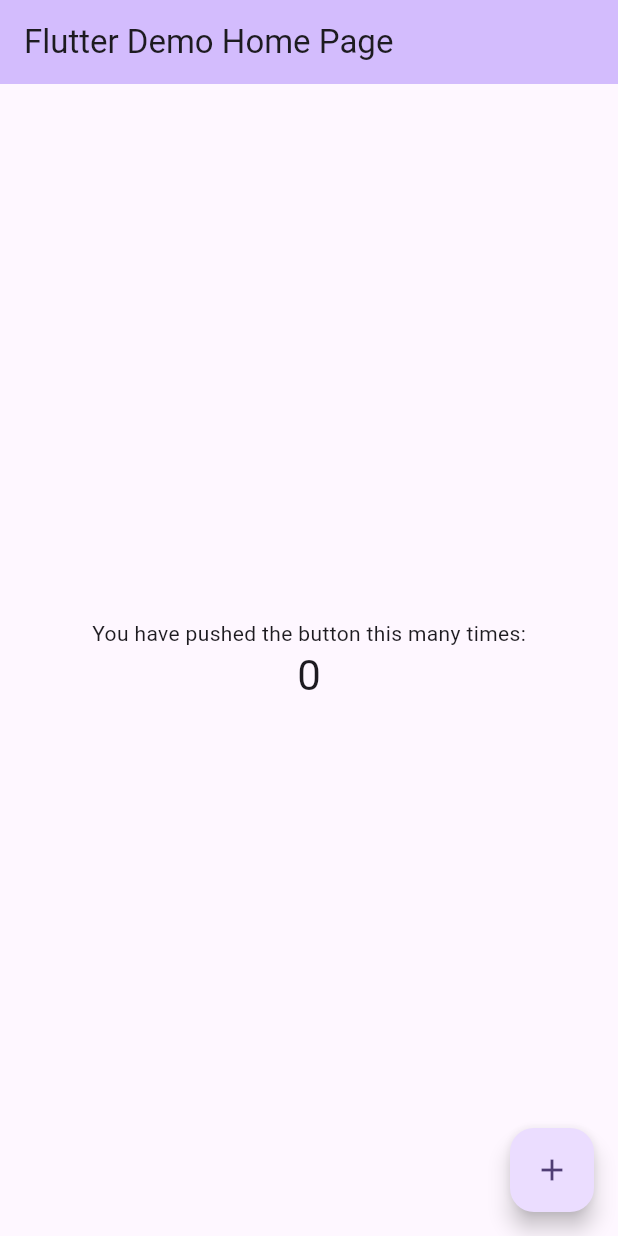
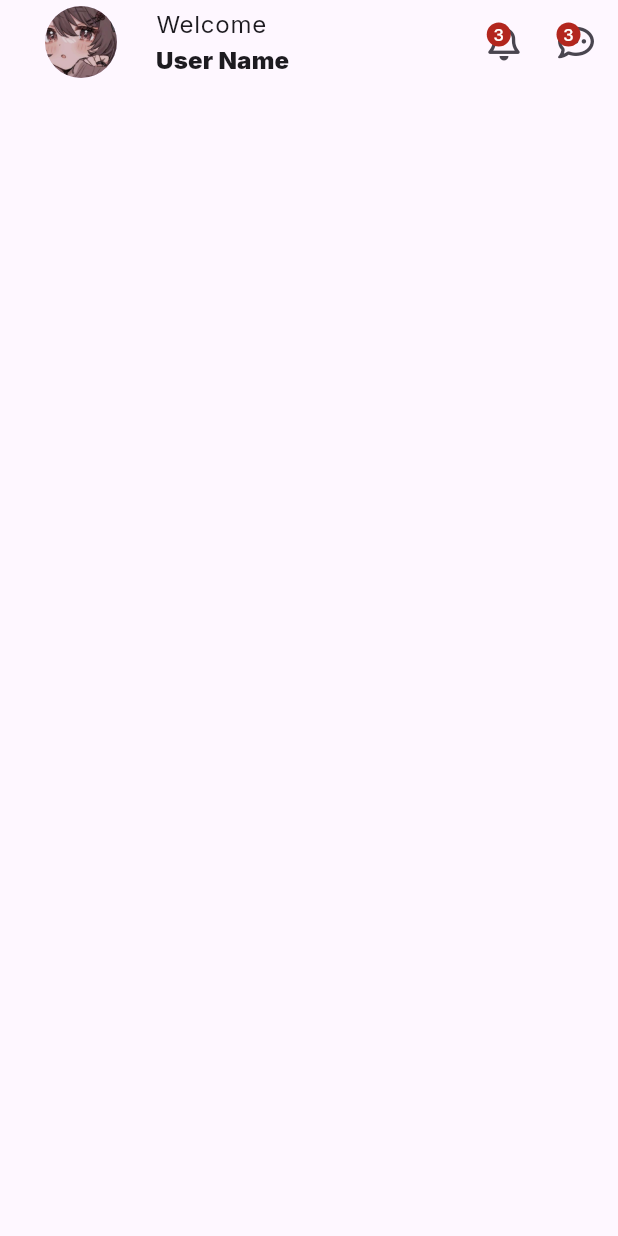
Before and after one commit to IbnuTopanAdib/fruit-shop, a Flutter app: the screen it shows after launch, on a phone screen of 412 x 824 dp. Run offline on Flutter 3.47's test engine with Material 3 defaults, Android fonts, the phone set to English and light mode, and no system bars; our stand-ins replace font_awesome_flutter, google_fonts.

Commit message:
create appbar

```diff
--- /dev/null
+++ b/lib/const/palette.dart
@@ -0,0 +1,10 @@
+import 'package:flutter/material.dart';
+
+class Palette {
+  static const primary = Color(0xFFFF8A00);
+  static const secondaryOne = Color(0xFFFFF80A);
+  static const whitePrimary = Color(0xFFFFFFFF);
+  static const whiteSecondary = Color(0xFFF4F4F4);
+  static const blackColor = Color(0xFF000000);
+  static const greyColor = Color(0xFFD9D9D9);
+}
--- a/lib/main.dart
+++ b/lib/main.dart
@@ -1,4 +1,6 @@
 import 'package:flutter/material.dart';
+import 'package:fruit_shop/screen/main_screen.dart';
+import 'package:google_fonts/google_fonts.dart';
 
 void main() {
   runApp(const MyApp());
@@ -13,113 +15,11 @@
     return MaterialApp(
       title: 'Flutter Demo',
       theme: ThemeData(
-        // This is the theme of your application.
-        //
-        // TRY THIS: Try running your application with "flutter run". You'll see
-        // the application has a purple toolbar. Then, without quitting the app,
-        // try changing the seedColor in the colorScheme below to Colors.green
-        // and then invoke "hot reload" (save your changes or press the "hot
-        // reload" button in a Flutter-supported IDE, or press "r" if you used
-        // the command line to start the app).
-        //
-        // Notice that the counter didn't reset back to zero; the application
-        // state is not lost during the reload. To reset the state, use hot
-        // restart instead.
-        //
-        // This works for code too, not just values: Most code changes can be
-        // tested with just a hot reload.
-        colorScheme: ColorScheme.fromSeed(seedColor: Colors.deepPurple),
+        textTheme: GoogleFonts.interTextTheme(),
         useMaterial3: true,
       ),
-      home: const MyHomePage(title: 'Flutter Demo Home Page'),
+      debugShowCheckedModeBanner: false,
+      home: const MainScreen(),
     );
   }
 }
-
-class MyHomePage extends StatefulWidget {
-  const MyHomePage({super.key, required this.title});
-
-  // This widget is the home page of your application. It is stateful, meaning
-  // that it has a State object (defined below) that contains fields that affect
-  // how it looks.
-
-  // This class is the configuration for the state. It holds the values (in this
-  // case the title) provided by the parent (in this case the App widget) and
-  // used by the build method of the State. Fields in a Widget subclass are
-  // always marked "final".
-
-  final String title;
-
-  @override
-  State<MyHomePage> createState() => _MyHomePageState();
-}
-
-class _MyHomePageState extends State<MyHomePage> {
-  int _counter = 0;
-
-  void _incrementCounter() {
-    setState(() {
-      // This call to setState tells the Flutter framework that something has
-      // changed in this State, which causes it to rerun the build method below
-      // so that the display can reflect the updated values. If we changed
-      // _counter without calling setState(), then the build method would not be
-      // called again, and so nothing would appear to happen.
-      _counter++;
-    });
-  }
-
-  @override
-  Widget build(BuildContext context) {
-    // This method is rerun every time setState is called, for instance as done
-    // by the _incrementCounter method above.
-    //
-    // The Flutter framework has been optimized to make rerunning build methods
-    // fast, so that you can just rebuild anything that needs updating rather
-    // than having to individually change instances of widgets.
-    return Scaffold(
-      appBar: AppBar(
-        // TRY THIS: Try changing the color here to a specific color (to
-        // Colors.amber, perhaps?) and trigger a hot reload to see the AppBar
-        // change color while the other colors stay the same.
-        backgroundColor: Theme.of(context).colorScheme.inversePrimary,
-        // Here we take the value from the MyHomePage object that was created by
-        // the App.build method, and use it to set our appbar title.
-        title: Text(widget.title),
-      ),
-      body: Center(
-        // Center is a layout widget. It takes a single child and positions it
-        // in the middle of the parent.
-        child: Column(
-          // Column is also a layout widget. It takes a list of children and
-          // arranges them vertically. By default, it sizes itself to fit its
-          // children horizontally, and tries to be as tall as its parent.
-          //
-          // Column has various properties to control how it sizes itself and
-          // how it positions its children. Here we use mainAxisAlignment to
-          // center the children vertically; the main axis here is the vertical
-          // axis because Columns are vertical (the cross axis would be
-          // horizontal).
-          //
-          // TRY THIS: Invoke "debug painting" (choose the "Toggle Debug Paint"
-          // action in the IDE, or press "p" in the console), to see the
-          // wireframe for each widget.
-          mainAxisAlignment: MainAxisAlignment.center,
-          children: <Widget>[
-            const Text(
-              'You have pushed the button this many times:',
-            ),
-            Text(
-              '$_counter',
-              style: Theme.of(context).textTheme.headlineMedium,
-            ),
-          ],
-        ),
-      ),
-      floatingActionButton: FloatingActionButton(
-        onPressed: _incrementCounter,
-        tooltip: 'Increment',
-        child: const Icon(Icons.add),
-      ), // This trailing comma makes auto-formatting nicer for build methods.
-    );
-  }
-}
--- /dev/null
+++ b/lib/screen/main_screen.dart
@@ -0,0 +1,15 @@
+import 'package:flutter/material.dart';
+import 'package:fruit_shop/widgets/main_appbar.dart';
+
+class MainScreen extends StatelessWidget {
+  const MainScreen({super.key});
+
+  @override
+  Widget build(BuildContext context) {
+    return Scaffold(
+      appBar: AppBar(
+        flexibleSpace: const MainAppBar()
+      ),
+    );
+  }
+}
--- /dev/null
+++ b/lib/widgets/main_appbar.dart
@@ -0,0 +1,61 @@
+import 'package:flutter/material.dart';
+import 'package:font_awesome_flutter/font_awesome_flutter.dart';
+
+class MainAppBar extends StatelessWidget {
+  const MainAppBar({super.key});
+
+  @override
+  Widget build(BuildContext context) {
+    return Padding(
+      padding: const EdgeInsets.all(4.0),
+      child: Row(
+        children: [
+          CircleAvatar(
+            backgroundImage: AssetImage('assets/images/pfp.jpg'),
+            radius: 50,
+          ),
+          Column(
+            crossAxisAlignment: CrossAxisAlignment.start,
+            children: [
+              Text(
+                'Welcome',
+                style: Theme.of(context).textTheme.bodyLarge,
+              ),
+              Text(
+                'User Name',
+                style: Theme.of(context)
+                    .textTheme
+                    .titleMedium!
+                    .copyWith(fontWeight: FontWeight.w900),
+              ),
+            ],
+          ),
+          Expanded(
+              child: Row(
+            mainAxisAlignment: MainAxisAlignment.end,
+            children: [
+              IconButton(
+                onPressed: () {},
+                icon: const Badge(
+                  label: Text('3'),
+                  alignment: Alignment.topLeft,
+                  offset: Offset(-1, -1),
+                  child: FaIcon(FontAwesomeIcons.bell),
+                ),
+              ),
+              IconButton(
+                onPressed: () {},
+                icon: const Badge(
+                  label: Text('3'),
+                  alignment: Alignment.topLeft,
+                  offset: Offset(-1, -1),
+                  child: FaIcon(FontAwesomeIcons.commentDots),
+                ),
+              ),
+            ],
+          ))
+        ],
+      ),
+    );
+  }
+}
--- a/pubspec.yaml
+++ b/pubspec.yaml
@@ -35,6 +35,8 @@ dependencies:
   # The following adds the Cupertino Icons font to your application.
   # Use with the CupertinoIcons class for iOS style icons.
   cupertino_icons: ^1.0.6
+  google_fonts: ^6.2.1
+  font_awesome_flutter: ^10.7.0
 
 dev_dependencies:
   flutter_test:
@@ -59,8 +61,8 @@ flutter:
   uses-material-design: true
 
   # To add assets to your application, add an assets section, like this:
-  # assets:
-  #   - images/a_dot_burr.jpeg
+  assets:
+    - assets/images/
   #   - images/a_dot_ham.jpeg
 
   # An image asset can refer to one or more resolution-specific "variants", see
```
Also changed, not shown: assets/images/pfp.jpg (added), pubspec.lock, 1 other file.
